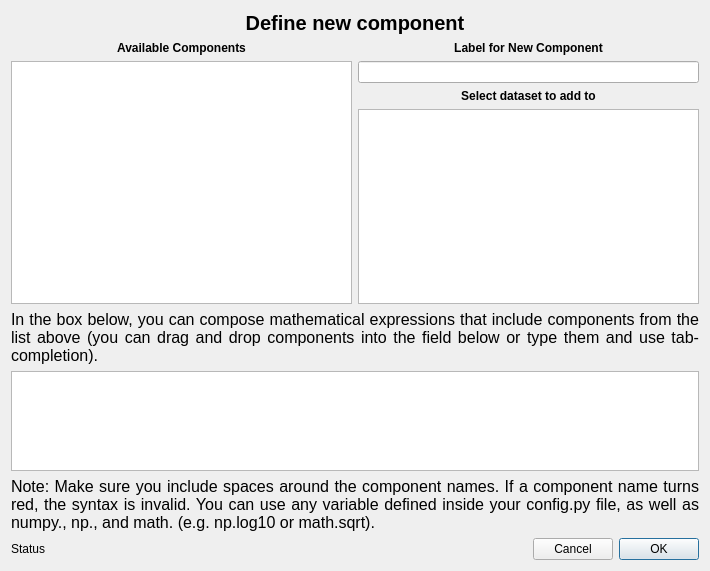
Old version of the form glue/dialogs/custom_component/qt/widget.ui in the repository glue-viz/glue.
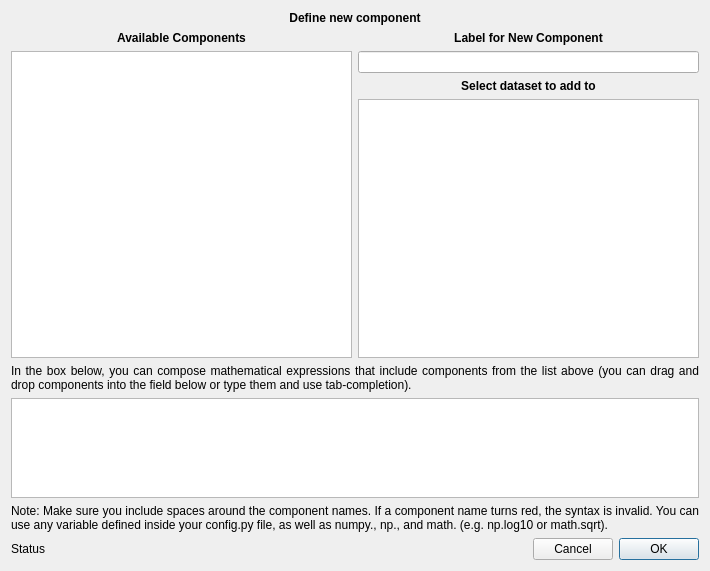
New version of the form. Custom widgets are drawn as their Qt base class.

Commit message: Never hard-code font sizes in ui files

```diff
--- a/glue/dialogs/custom_component/qt/widget.ui
+++ b/glue/dialogs/custom_component/qt/widget.ui
@@ -24,7 +24,6 @@
      </property>
      <property name="font">
       <font>
-       <pointsize>15</pointsize>
        <weight>75</weight>
        <bold>true</bold>
       </font>
@@ -145,11 +144,6 @@
    </item>
    <item>
     <widget class="QLabel" name="label_5">
-     <property name="font">
-      <font>
-       <pointsize>12</pointsize>
-      </font>
-     </property>
      <property name="text">
       <string>In the box below, you can compose mathematical expressions that include components from the list above (you can drag and drop components into the field below or type them and use tab-completion).</string>
      </property>
@@ -173,11 +167,6 @@
    </item>
    <item>
     <widget class="QLabel" name="label_6">
-     <property name="font">
-      <font>
-       <pointsize>12</pointsize>
-      </font>
-     </property>
      <property name="text">
       <string>Note: Make sure you include spaces around the component names. If a component name turns red, the syntax is invalid. You can use any variable defined inside your config.py file, as well as numpy.&lt;function&gt;, np.&lt;function&gt;, and math.&lt;function&gt; (e.g. np.log10 or math.sqrt).</string>
      </property>
```
The commit also changes 6 other files.
